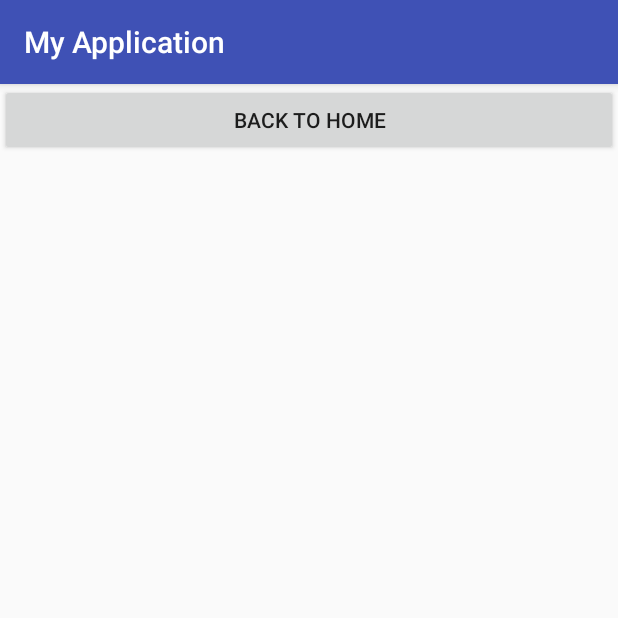
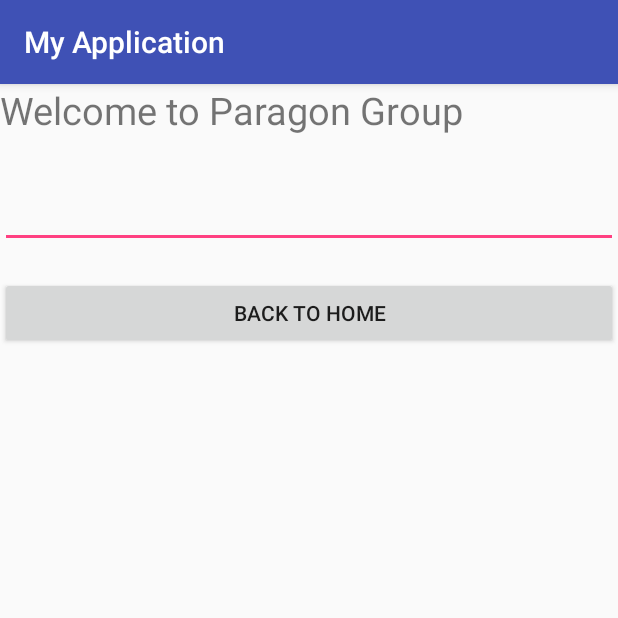
Before and after one commit to abdul-kader138/APDT, an Android app: the screen it shows after launch (ScreenSecond), after a tap on "ABOUT US", on a phone screen of 412 x 824 dp, the top half of it. Run offline under Robolectric (Android 15) with nearby library versions, the phone set to English and light mode, and no system bars.

Commit message:
startActivityForResult() example

```diff
--- a/app/src/main/java/com/example/akader/myapplication/MainActivity.java
+++ b/app/src/main/java/com/example/akader/myapplication/MainActivity.java
@@ -1,45 +1,114 @@
 package com.example.akader.myapplication;
 
-import android.app.Activity;
 import android.content.Intent;
+import android.net.Uri;
 import android.support.v7.app.AppCompatActivity;
 import android.os.Bundle;
 import android.view.View;
 import android.widget.Button;
 import android.widget.EditText;
+import android.widget.TextView;
 
 
 public class MainActivity extends AppCompatActivity {
+
 
     @Override
     protected void onCreate(Bundle savedInstanceState) {
         super.onCreate(savedInstanceState);
         setContentView(R.layout.activity_main);
 
+
+
+
+
+
+
+        /*
+        * get button id and add onclick listener to the button
+        * */
+
+
         Button button = (Button) findViewById(R.id.b);
         Button button2 = (Button) findViewById(R.id.b2);
+
 
         button.setOnClickListener(new View.OnClickListener() {
             @Override
             public void onClick(View view) {
                 EditText editText = (EditText) findViewById(R.id.et1);
                 Intent intent = new Intent();
-                intent.setAction(Intent.ACTION_GET_CONTENT);
-                intent.setType("image/*");
+
+
+        /*
+        * ACTION_DIAL - send to dial with specific Number
+        * */
+
+                intent.setAction(Intent.ACTION_DIAL);
+                intent.setData(Uri.parse("tel:" + editText.getText().toString()));
+
+
+                /*
+        * ACTION_GET_CONTENT - get any king of file like-Image,Music,Video etc
+        * */
+
+//                intent.setAction(Intent.ACTION_GET_CONTENT);
+//                intent.setType("image/*");
                 startActivity(intent);
             }
         });
 
 
+
+
+
+
+
+
+
+
+
+        /*
+        * get button id and add onclick listener to the button
+        * */
+
         button2.setOnClickListener(new View.OnClickListener() {
             @Override
             public void onClick(View view) {
                 EditText editText1 = (EditText) findViewById(R.id.et1);
-                Intent intent1 = new Intent(getApplicationContext(), ScreenSecond.class);
+
+
+        /*
+        * Communicate between Activity to Activity
+        * startActivityForResult- here mainActivity send data to SecondActivity
+        * and also receive data from SecondActivity
+        * */
+                Intent intent1 = new Intent(MainActivity.this, ScreenSecond.class);
                 intent1.putExtra("val", editText1.getText().toString());
                 intent1.putExtra("val2", "Hello");
-                startActivity(intent1);
+                startActivityForResult(intent1, 2121);
             }
         });
     }
+
+
+
+
+
+
+       /*
+        * onActivityResult- Check SecondActivity result data
+        * */
+
+    @Override
+    protected void onActivityResult(int requestCode, int resultCode, Intent data) {
+        super.onActivityResult(requestCode, resultCode, data);
+
+        if (requestCode == 2121) {
+            TextView textView = (TextView) findViewById(R.id.t1);
+            String val = data.getStringExtra("Msg");
+            textView.setText(val);
+        }
+
+    }
 }
--- a/app/src/main/res/layout/activity_second.xml
+++ b/app/src/main/res/layout/activity_second.xml
@@ -1,12 +1,39 @@
 <LinearLayout xmlns:android="http://schemas.android.com/apk/res/android"
     android:layout_width="match_parent"
-    android:layout_height="match_parent">
+    android:layout_height="match_parent"
+    android:orientation="vertical">
+
+
+    <TextView
+        android:id="@+id/st1"
+        android:layout_width="match_parent"
+        android:layout_height="wrap_content"
+        android:text="Welcome to Paragon Group"
+        android:textSize="25sp" />
+
+    <TextView
+        android:layout_width="match_parent"
+        android:layout_height="wrap_content"
+        android:text=" " />
+
+    <EditText
+        android:id="@+id/set1"
+        android:layout_width="match_parent"
+        android:layout_height="wrap_content"
+        android:text=""
+        android:textSize="25sp" />
+
+
+    <TextView
+        android:layout_width="match_parent"
+        android:layout_height="wrap_content"
+        android:text=" " />
+
 
     <Button
+        android:id="@+id/bs"
         android:layout_width="match_parent"
         android:layout_height="wrap_content"
-        android:text="Back To Home"
-        android:id="@+id/bs"
-        />
+        android:text="Back To Home" />
 
 </LinearLayout>
```
Also changed, not shown: app/src/main/java/com/example/akader/myapplication/ScreenSecond.java (+22 -3 lines).
